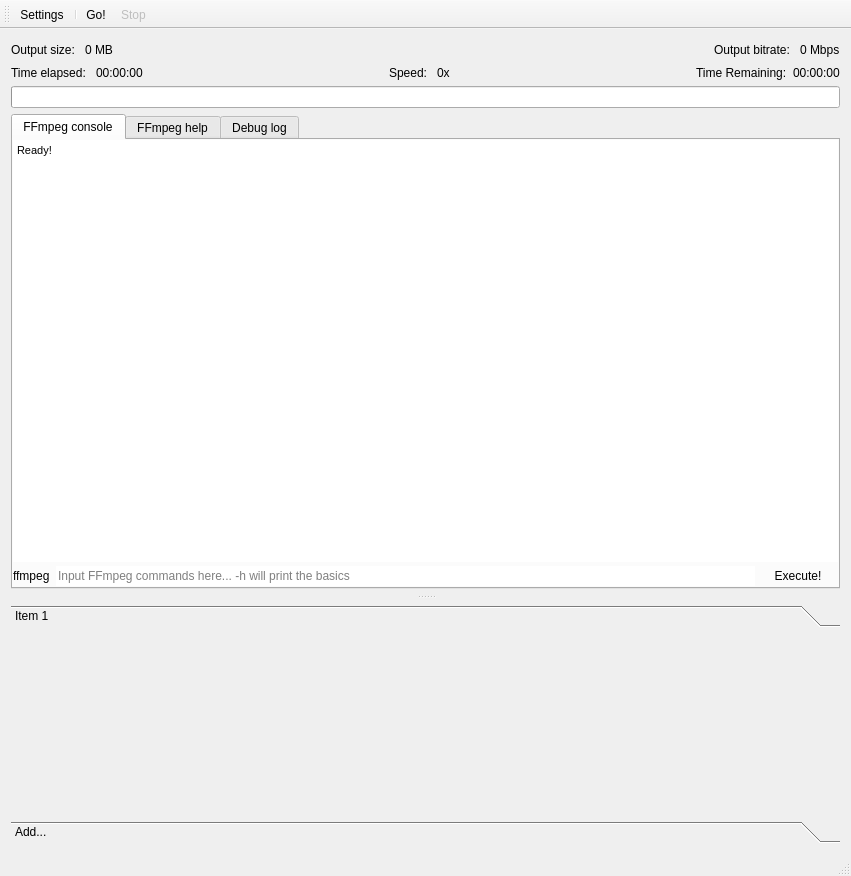
RxLaboratory/DuME, file DuFFMpeg/mainwindow.ui: the form before one commit.
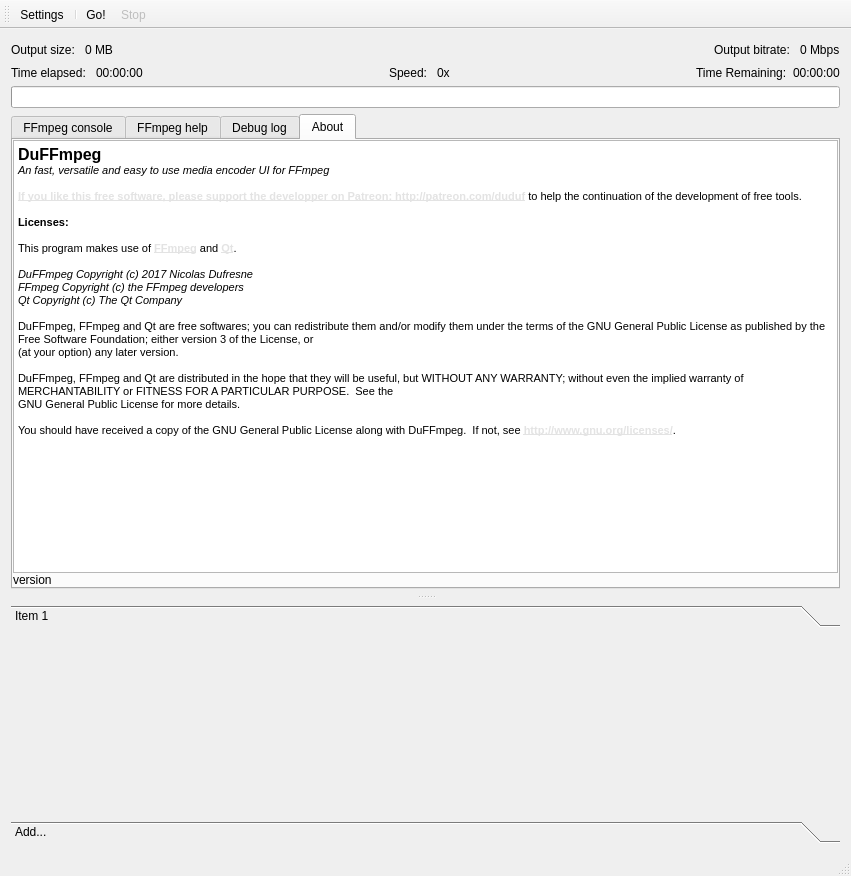
The form after the commit. Icons and pictures are not drawn.

Patch:
```diff
--- a/DuFFMpeg/mainwindow.ui
+++ b/DuFFMpeg/mainwindow.ui
@@ -212,7 +212,7 @@
         <enum>QTabWidget::North</enum>
        </property>
        <property name="currentIndex">
-        <number>0</number>
+        <number>3</number>
        </property>
        <widget class="QWidget" name="tab">
         <attribute name="title">
@@ -359,6 +359,68 @@
          </item>
         </layout>
        </widget>
+       <widget class="QWidget" name="tab_4">
+        <attribute name="title">
+         <string>About</string>
+        </attribute>
+        <layout class="QVBoxLayout" name="verticalLayout_5">
+         <property name="spacing">
+          <number>0</number>
+         </property>
+         <property name="leftMargin">
+          <number>0</number>
+         </property>
+         <property name="topMargin">
+          <number>0</number>
+         </property>
+         <property name="rightMargin">
+          <number>0</number>
+         </property>
+         <property name="bottomMargin">
+          <number>0</number>
+         </property>
+         <item>
+          <widget class="QTextBrowser" name="textBrowser">
+           <property name="html">
+            <string>&lt;!DOCTYPE HTML PUBLIC &quot;-//W3C//DTD HTML 4.0//EN&quot; &quot;http://www.w3.org/TR/REC-html40/strict.dtd&quot;&gt;
+&lt;html&gt;&lt;head&gt;&lt;meta name=&quot;qrichtext&quot; content=&quot;1&quot; /&gt;&lt;style type=&quot;text/css&quot;&gt;
+p, li { white-space: pre-wrap; }
+&lt;/style&gt;&lt;/head&gt;&lt;body style=&quot; font-family:'MS Shell Dlg 2'; font-size:8.25pt; font-weight:400; font-style:normal;&quot;&gt;
+&lt;p style=&quot; margin-top:0px; margin-bottom:0px; margin-left:0px; margin-right:0px; -qt-block-indent:0; text-indent:0px;&quot;&gt;&lt;span style=&quot; font-size:12pt; font-weight:600;&quot;&gt;DuFFmpeg&lt;/span&gt;&lt;/p&gt;
+&lt;p style=&quot; margin-top:0px; margin-bottom:0px; margin-left:0px; margin-right:0px; -qt-block-indent:0; text-indent:0px;&quot;&gt;&lt;span style=&quot; font-style:italic;&quot;&gt;An fast, versatile and easy to use media encoder UI for FFmpeg&lt;/span&gt;&lt;/p&gt;
+&lt;p style=&quot;-qt-paragraph-type:empty; margin-top:0px; margin-bottom:0px; margin-left:0px; margin-right:0px; -qt-block-indent:0; text-indent:0px; font-style:italic;&quot;&gt;&lt;br /&gt;&lt;/p&gt;
+&lt;p style=&quot; margin-top:0px; margin-bottom:0px; margin-left:0px; margin-right:0px; -qt-block-indent:0; text-indent:0px;&quot;&gt;&lt;a href=&quot;http://patreon.com/duduf&quot;&gt;&lt;span style=&quot; font-size:8pt; font-weight:600; text-decoration: underline; color:#e3e3e3;&quot;&gt;If you like this free software, please support the developper on Patreon: http://patreon.com/duduf&lt;/span&gt;&lt;/a&gt;&lt;span style=&quot; font-size:8pt;&quot;&gt; to help the continuation of the development of free tools.&lt;/span&gt;&lt;/p&gt;
+&lt;p style=&quot;-qt-paragraph-type:empty; margin-top:0px; margin-bottom:0px; margin-left:0px; margin-right:0px; -qt-block-indent:0; text-indent:0px; font-style:italic;&quot;&gt;&lt;br /&gt;&lt;/p&gt;
+&lt;p style=&quot; margin-top:0px; margin-bottom:0px; margin-left:0px; margin-right:0px; -qt-block-indent:0; text-indent:0px;&quot;&gt;&lt;span style=&quot; font-weight:600;&quot;&gt;Licenses:&lt;/span&gt;&lt;/p&gt;
+&lt;p style=&quot;-qt-paragraph-type:empty; margin-top:0px; margin-bottom:0px; margin-left:0px; margin-right:0px; -qt-block-indent:0; text-indent:0px; font-weight:600; font-style:italic;&quot;&gt;&lt;br /&gt;&lt;/p&gt;
+&lt;p style=&quot; margin-top:0px; margin-bottom:0px; margin-left:0px; margin-right:0px; -qt-block-indent:0; text-indent:0px;&quot;&gt;This program makes use of &lt;a href=&quot;http://ffmpeg.org&quot;&gt;&lt;span style=&quot; font-size:8pt; font-weight:600; text-decoration: underline; color:#e3e3e3;&quot;&gt;FFmpeg&lt;/span&gt;&lt;/a&gt; and &lt;a href=&quot;https://www1.qt.io/developers/&quot;&gt;&lt;span style=&quot; font-size:8pt; font-weight:600; text-decoration: underline; color:#e3e3e3;&quot;&gt;Qt&lt;/span&gt;&lt;/a&gt;.&lt;/p&gt;
+&lt;p style=&quot;-qt-paragraph-type:empty; margin-top:0px; margin-bottom:0px; margin-left:0px; margin-right:0px; -qt-block-indent:0; text-indent:0px; font-style:italic;&quot;&gt;&lt;br /&gt;&lt;/p&gt;
+&lt;p style=&quot; margin-top:0px; margin-bottom:0px; margin-left:0px; margin-right:0px; -qt-block-indent:0; text-indent:0px;&quot;&gt;&lt;span style=&quot; font-style:italic;&quot;&gt;DuFFmpeg Copyright (c) 2017 Nicolas Dufresne&lt;/span&gt;&lt;/p&gt;
+&lt;p style=&quot; margin-top:0px; margin-bottom:0px; margin-left:0px; margin-right:0px; -qt-block-indent:0; text-indent:0px;&quot;&gt;&lt;span style=&quot; font-style:italic;&quot;&gt;FFmpeg Copyright (c) &lt;/span&gt;&lt;span style=&quot; font-size:8pt; font-style:italic;&quot;&gt;the FFmpeg developers&lt;/span&gt;&lt;/p&gt;
+&lt;p style=&quot; margin-top:0px; margin-bottom:0px; margin-left:0px; margin-right:0px; -qt-block-indent:0; text-indent:0px;&quot;&gt;&lt;span style=&quot; font-size:8pt; font-style:italic;&quot;&gt;Qt Copyright (c) The Qt Company&lt;/span&gt;&lt;/p&gt;
+&lt;p style=&quot;-qt-paragraph-type:empty; margin-top:0px; margin-bottom:0px; margin-left:0px; margin-right:0px; -qt-block-indent:0; text-indent:0px; font-size:8pt;&quot;&gt;&lt;br /&gt;&lt;/p&gt;
+&lt;p style=&quot; margin-top:0px; margin-bottom:0px; margin-left:0px; margin-right:0px; -qt-block-indent:0; text-indent:0px;&quot;&gt;&lt;span style=&quot; font-size:8pt;&quot;&gt;DuFFmpeg, FFmpeg and Qt are free softwares; you can redistribute them and/or modify them under the terms of the GNU General Public License as published by the Free Software Foundation; either version 3 of the License, or&lt;/span&gt;&lt;/p&gt;
+&lt;p style=&quot; margin-top:0px; margin-bottom:0px; margin-left:0px; margin-right:0px; -qt-block-indent:0; text-indent:0px;&quot;&gt;&lt;span style=&quot; font-size:8pt;&quot;&gt;(at your option) any later version.&lt;/span&gt;&lt;/p&gt;
+&lt;p style=&quot;-qt-paragraph-type:empty; margin-top:0px; margin-bottom:0px; margin-left:0px; margin-right:0px; -qt-block-indent:0; text-indent:0px; font-size:8pt;&quot;&gt;&lt;br /&gt;&lt;/p&gt;
+&lt;p style=&quot; margin-top:0px; margin-bottom:0px; margin-left:0px; margin-right:0px; -qt-block-indent:0; text-indent:0px;&quot;&gt;&lt;span style=&quot; font-size:8pt;&quot;&gt;DuFFmpeg, FFmpeg and Qt are distributed in the hope that they will be useful, but WITHOUT ANY WARRANTY; without even the implied warranty of MERCHANTABILITY or FITNESS FOR A PARTICULAR PURPOSE.  See the&lt;/span&gt;&lt;/p&gt;
+&lt;p style=&quot; margin-top:0px; margin-bottom:0px; margin-left:0px; margin-right:0px; -qt-block-indent:0; text-indent:0px;&quot;&gt;&lt;span style=&quot; font-size:8pt;&quot;&gt;GNU General Public License for more details.&lt;/span&gt;&lt;/p&gt;
+&lt;p style=&quot;-qt-paragraph-type:empty; margin-top:0px; margin-bottom:0px; margin-left:0px; margin-right:0px; -qt-block-indent:0; text-indent:0px; font-size:8pt;&quot;&gt;&lt;br /&gt;&lt;/p&gt;
+&lt;p style=&quot; margin-top:0px; margin-bottom:0px; margin-left:0px; margin-right:0px; -qt-block-indent:0; text-indent:0px;&quot;&gt;&lt;span style=&quot; font-size:8pt;&quot;&gt;You should have received a copy of the GNU General Public License along with DuFFmpeg.  If not, see&lt;/span&gt;&lt;span style=&quot; font-size:8pt; color:#ec1818;&quot;&gt; &lt;/span&gt;&lt;a href=&quot;http://www.gnu.org/licenses/&quot;&gt;&lt;span style=&quot; font-size:8pt; font-weight:600; text-decoration: underline; color:#e3e3e3;&quot;&gt;http://www.gnu.org/licenses/&lt;/span&gt;&lt;/a&gt;&lt;span style=&quot; font-size:8pt;&quot;&gt;.&lt;/span&gt;&lt;/p&gt;&lt;/body&gt;&lt;/html&gt;</string>
+           </property>
+           <property name="openExternalLinks">
+            <bool>true</bool>
+           </property>
+          </widget>
+         </item>
+         <item>
+          <widget class="QLabel" name="versionLabel">
+           <property name="text">
+            <string>version</string>
+           </property>
+          </widget>
+         </item>
+        </layout>
+       </widget>
       </widget>
       <widget class="QStackedWidget" name="mainStackWidget">
        <property name="currentIndex">
```
